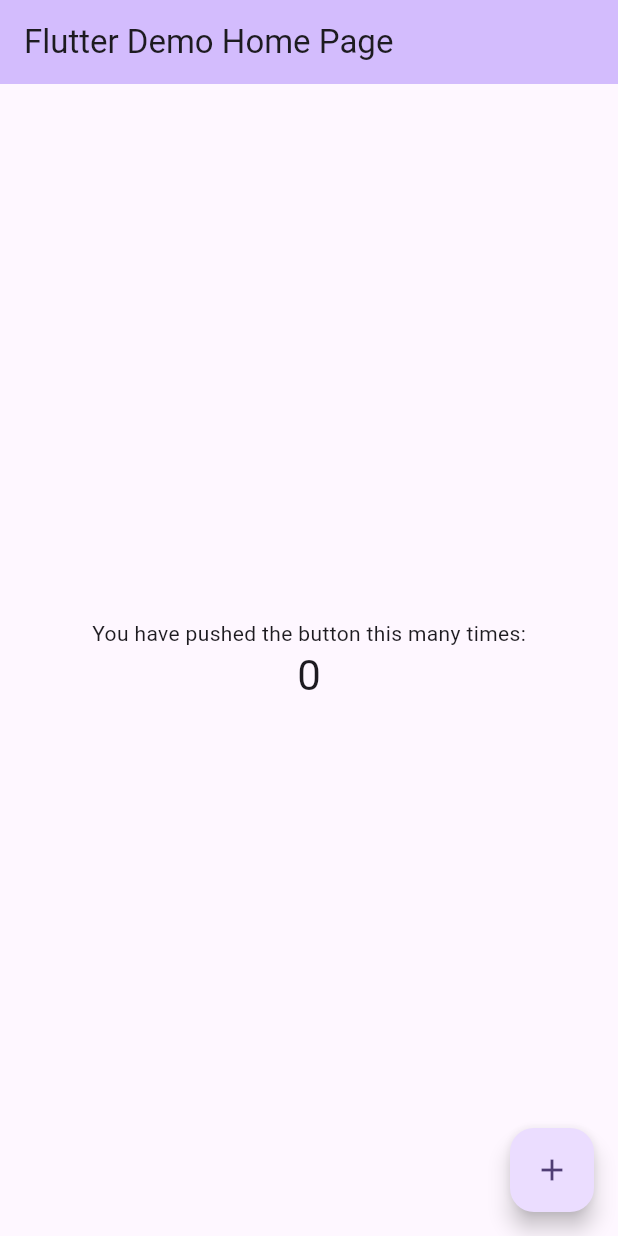
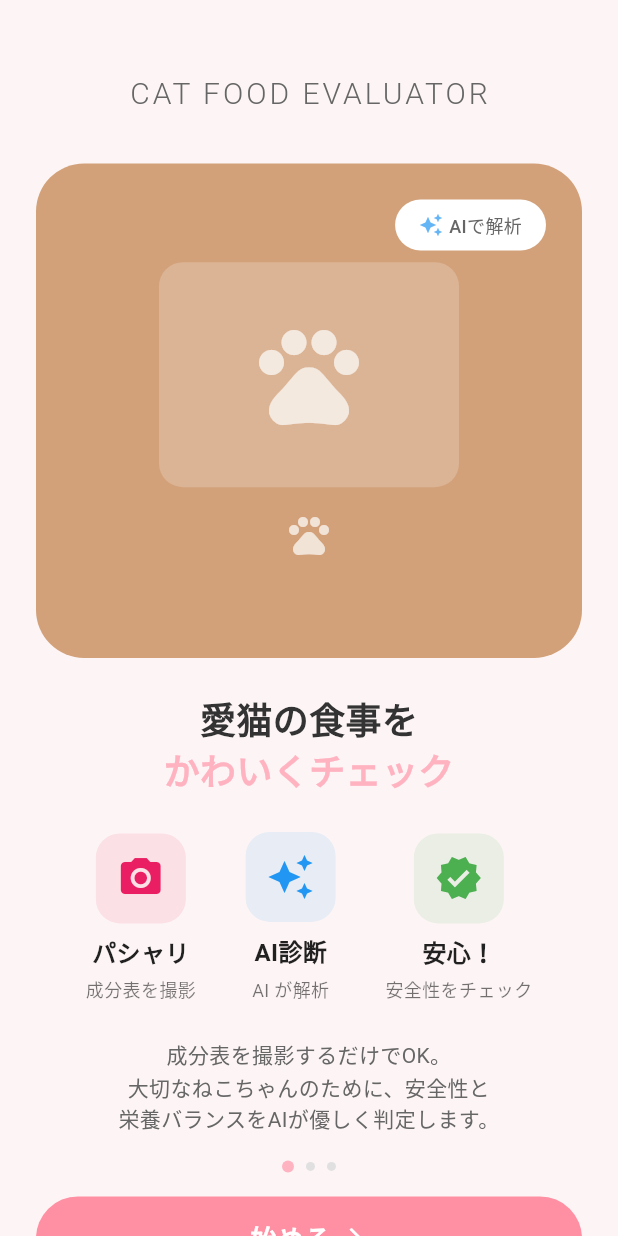
Before and after one commit to yuta-hanyu/cat_food_reviews, a Flutter app: the screen it shows after launch, on a phone screen of 412 x 824 dp. Run offline on Flutter 3.47's test engine with Material 3 defaults, Android fonts, the phone set to English and light mode, and no system bars; our stand-ins replace flutter_riverpod, riverpod_annotation; generated files the repository leaves out were written again; Roboto replaces fonts that are missing (Hiragino Sans).

Commit message:
ウェルカム

```diff
--- /dev/null
+++ b/lib/core/app_colors.dart
@@ -0,0 +1,21 @@
+import 'package:flutter/material.dart';
+
+class AppColors {
+  static const Color primary = Color(0xFFFFB3C1); // Pink color from the design
+  static const Color background = Color(0xFFFDF5F5); // Light pink background
+  static const Color cardBackground = Color(
+    0xFFD2A17A,
+  ); // Brown/tan color for cat image card
+  static const Color textPrimary = Color(0xFF333333);
+  static const Color textSecondary = Color(0xFF666666);
+  static const Color white = Color(0xFFFFFFFF);
+
+  // Feature colors
+  static const Color featurePhoto = Color(0xFFFF8A9B);
+  static const Color featureAI = Color(0xFF64B5F6);
+  static const Color featureSafe = Color(0xFF81C784);
+
+  // Button colors
+  static const Color buttonPrimary = Color(0xFFFF8FA3);
+  static const Color buttonSecondary = Color(0xFFF8BBD9);
+}
--- /dev/null
+++ b/lib/core/app_theme.dart
@@ -0,0 +1,92 @@
+import 'package:flutter/material.dart';
+import 'package:cat_food_reviews/core/app_colors.dart';
+
+class AppTheme {
+  static ThemeData get lightTheme {
+    return ThemeData(
+      useMaterial3: true,
+      colorScheme: ColorScheme.fromSeed(
+        seedColor: AppColors.primary,
+        brightness: Brightness.light,
+        primary: AppColors.primary,
+        secondary: AppColors.buttonSecondary,
+        surface: AppColors.white,
+      ),
+      scaffoldBackgroundColor: AppColors.background,
+      fontFamily: 'Hiragino Sans',
+      textTheme: const TextTheme(
+        displayLarge: TextStyle(
+          fontSize: 32,
+          fontWeight: FontWeight.bold,
+          color: AppColors.textPrimary,
+        ),
+        displayMedium: TextStyle(
+          fontSize: 28,
+          fontWeight: FontWeight.bold,
+          color: AppColors.textPrimary,
+        ),
+        displaySmall: TextStyle(
+          fontSize: 24,
+          fontWeight: FontWeight.bold,
+          color: AppColors.textPrimary,
+        ),
+        headlineMedium: TextStyle(
+          fontSize: 20,
+          fontWeight: FontWeight.w600,
+          color: AppColors.textPrimary,
+        ),
+        headlineSmall: TextStyle(
+          fontSize: 18,
+          fontWeight: FontWeight.w600,
+          color: AppColors.textPrimary,
+        ),
+        titleLarge: TextStyle(
+          fontSize: 16,
+          fontWeight: FontWeight.w600,
+          color: AppColors.textPrimary,
+        ),
+        bodyLarge: TextStyle(
+          fontSize: 16,
+          fontWeight: FontWeight.normal,
+          color: AppColors.textPrimary,
+        ),
+        bodyMedium: TextStyle(
+          fontSize: 14,
+          fontWeight: FontWeight.normal,
+          color: AppColors.textSecondary,
+        ),
+        bodySmall: TextStyle(
+          fontSize: 12,
+          fontWeight: FontWeight.normal,
+          color: AppColors.textSecondary,
+        ),
+      ),
+      elevatedButtonTheme: ElevatedButtonThemeData(
+        style: ElevatedButton.styleFrom(
+          backgroundColor: AppColors.buttonPrimary,
+          foregroundColor: AppColors.white,
+          elevation: 0,
+          shape: RoundedRectangleBorder(
+            borderRadius: BorderRadius.circular(28),
+          ),
+          textStyle: const TextStyle(fontSize: 16, fontWeight: FontWeight.w600),
+        ),
+      ),
+      cardTheme: CardThemeData(
+        color: AppColors.white,
+        elevation: 2,
+        shape: RoundedRectangleBorder(borderRadius: BorderRadius.circular(16)),
+      ),
+      appBarTheme: const AppBarTheme(
+        backgroundColor: Colors.transparent,
+        elevation: 0,
+        iconTheme: IconThemeData(color: AppColors.textPrimary),
+        titleTextStyle: TextStyle(
+          color: AppColors.textPrimary,
+          fontSize: 18,
+          fontWeight: FontWeight.w600,
+        ),
+      ),
+    );
+  }
+}
--- /dev/null
+++ b/lib/gen/assets.gen.dart
@@ -0,0 +1,14 @@
+// dart format width=80
+
+/// GENERATED CODE - DO NOT MODIFY BY HAND
+/// *****************************************************
+///  FlutterGen
+/// *****************************************************
+
+// coverage:ignore-file
+// ignore_for_file: type=lint
+// ignore_for_file: deprecated_member_use,directives_ordering,implicit_dynamic_list_literal,unnecessary_import
+
+class Assets {
+  const Assets._();
+}
--- a/lib/main.dart
+++ b/lib/main.dart
@@ -1,123 +1,22 @@
 import 'package:flutter/material.dart';
+import 'package:flutter_riverpod/flutter_riverpod.dart';
+import 'package:cat_food_reviews/core/app_theme.dart';
+import 'package:cat_food_reviews/views/onboarding_screen.dart';
 
 void main() {
-  runApp(const MyApp());
+  runApp(const ProviderScope(child: CatFoodReviewsApp()));
 }
 
-class MyApp extends StatelessWidget {
-  const MyApp({super.key});
+class CatFoodReviewsApp extends StatelessWidget {
+  const CatFoodReviewsApp({super.key});
 
-  // This widget is the root of your application.
   @override
   Widget build(BuildContext context) {
     return MaterialApp(
-      title: 'Flutter Demo',
-      theme: ThemeData(
-        // This is the theme of your application.
-        //
-        // TRY THIS: Try running your application with "flutter run". You'll see
-        // the application has a purple toolbar. Then, without quitting the app,
-        // try changing the seedColor in the colorScheme below to Colors.green
-        // and then invoke "hot reload" (save your changes or press the "hot
-        // reload" button in a Flutter-supported IDE, or press "r" if you used
-        // the command line to start the app).
-        //
-        // Notice that the counter didn't reset back to zero; the application
-        // state is not lost during the reload. To reset the state, use hot
-        // restart instead.
-        //
-        // This works for code too, not just values: Most code changes can be
-        // tested with just a hot reload.
-        colorScheme: ColorScheme.fromSeed(seedColor: Colors.deepPurple),
-        useMaterial3: true,
-      ),
-      home: const MyHomePage(title: 'Flutter Demo Home Page'),
+      title: 'Cat Food Reviews',
+      theme: AppTheme.lightTheme,
+      home: const OnboardingScreen(),
+      debugShowCheckedModeBanner: false,
     );
   }
 }
-
-class MyHomePage extends StatefulWidget {
-  const MyHomePage({super.key, required this.title});
-
-  // This widget is the home page of your application. It is stateful, meaning
-  // that it has a State object (defined below) that contains fields that affect
-  // how it looks.
-
-  // This class is the configuration for the state. It holds the values (in this
-  // case the title) provided by the parent (in this case the App widget) and
-  // used by the build method of the State. Fields in a Widget subclass are
-  // always marked "final".
-
-  final String title;
-
-  @override
-  State<MyHomePage> createState() => _MyHomePageState();
-}
-
-class _MyHomePageState extends State<MyHomePage> {
-  int _counter = 0;
-
-  void _incrementCounter() {
-    setState(() {
-      // This call to setState tells the Flutter framework that something has
-      // changed in this State, which causes it to rerun the build method below
-      // so that the display can reflect the updated values. If we changed
-      // _counter without calling setState(), then the build method would not be
-      // called again, and so nothing would appear to happen.
-      _counter++;
-    });
-  }
-
-  @override
-  Widget build(BuildContext context) {
-    // This method is rerun every time setState is called, for instance as done
-    // by the _incrementCounter method above.
-    //
-    // The Flutter framework has been optimized to make rerunning build methods
-    // fast, so that you can just rebuild anything that needs updating rather
-    // than having to individually change instances of widgets.
-    return Scaffold(
-      appBar: AppBar(
-        // TRY THIS: Try changing the color here to a specific color (to
-        // Colors.amber, perhaps?) and trigger a hot reload to see the AppBar
-        // change color while the other colors stay the same.
-        backgroundColor: Theme.of(context).colorScheme.inversePrimary,
-        // Here we take the value from the MyHomePage object that was created by
-        // the App.build method, and use it to set our appbar title.
-        title: Text(widget.title),
-      ),
-      body: Center(
-        // Center is a layout widget. It takes a single child and positions it
-        // in the middle of the parent.
-        child: Column(
-          // Column is also a layout widget. It takes a list of children and
-          // arranges them vertically. By default, it sizes itself to fit its
-          // children horizontally, and tries to be as tall as its parent.
-          //
-          // Column has various properties to control how it sizes itself and
-          // how it positions its children. Here we use mainAxisAlignment to
-          // center the children vertically; the main axis here is the vertical
-          // axis because Columns are vertical (the cross axis would be
-          // horizontal).
-          //
-          // TRY THIS: Invoke "debug painting" (choose the "Toggle Debug Paint"
-          // action in the IDE, or press "p" in the console), to see the
-          // wireframe for each widget.
-          mainAxisAlignment: MainAxisAlignment.center,
-          children: <Widget>[
-            const Text('You have pushed the button this many times:'),
-            Text(
-              '$_counter',
-              style: Theme.of(context).textTheme.headlineMedium,
-            ),
-          ],
-        ),
-      ),
-      floatingActionButton: FloatingActionButton(
-        onPressed: _incrementCounter,
-        tooltip: 'Increment',
-        child: const Icon(Icons.add),
-      ), // This trailing comma makes auto-formatting nicer for build methods.
-    );
-  }
-}
--- /dev/null
+++ b/lib/models/app_feature.dart
@@ -0,0 +1,36 @@
+import 'package:flutter/material.dart';
+
+class AppFeature {
+  const AppFeature({
+    required this.icon,
+    required this.title,
+    required this.description,
+    required this.color,
+  });
+
+  final IconData icon;
+  final String title;
+  final String description;
+  final Color color;
+
+  static List<AppFeature> get features => [
+    const AppFeature(
+      icon: Icons.camera_alt,
+      title: 'パシャリ',
+      description: '成分表を撮影',
+      color: Colors.pink,
+    ),
+    const AppFeature(
+      icon: Icons.auto_awesome,
+      title: 'AI診断',
+      description: 'AI が解析',
+      color: Colors.blue,
+    ),
+    const AppFeature(
+      icon: Icons.verified,
+      title: '安心！',
+      description: '安全性をチェック',
+      color: Colors.green,
+    ),
+  ];
+}
--- /dev/null
+++ b/lib/models/cat_food_analysis.dart
@@ -0,0 +1,72 @@
+// Future implementation - currently commented out due to build issues
+// This file will be used for AI analysis functionality in future versions
+
+// import 'package:freezed_annotation/freezed_annotation.dart';
+//
+// part 'cat_food_analysis.freezed.dart';
+// part 'cat_food_analysis.g.dart';
+//
+// @freezed
+// class CatFoodAnalysis with _$CatFoodAnalysis {
+//   const factory CatFoodAnalysis({
+//     required String id,
+//     required String imagePath,
+//     required List<String> ingredients,
+//     required SafetyLevel safetyLevel,
+//     required NutritionScore nutritionScore,
+//     required List<String> safeIngredients,
+//     required List<String> cautionIngredients,
+//     required List<String> dangerousIngredients,
+//     required String aiAnalysisText,
+//     required DateTime createdAt,
+//   }) = _CatFoodAnalysis;
+//
+//   factory CatFoodAnalysis.fromJson(Map<String, dynamic> json) =>
+//       _$CatFoodAnalysisFromJson(json);
+// }
+//
+// @freezed
+// class NutritionScore with _$NutritionScore {
+//   const factory NutritionScore({
+//     required double protein,
+//     required double fat,
+//     required double carbohydrate,
+//     required double fiber,
+//     required double moisture,
+//     required double ash,
+//     required double overall,
+//   }) = _NutritionScore;
+//
+//   factory NutritionScore.fromJson(Map<String, dynamic> json) =>
+//       _$NutritionScoreFromJson(json);
+// }
+
+enum SafetyLevel {
+  safe,
+  caution,
+  danger,
+}
+
+extension SafetyLevelExtension on SafetyLevel {
+  String get displayName {
+    switch (this) {
+      case SafetyLevel.safe:
+        return '安全';
+      case SafetyLevel.caution:
+        return '注意';
+      case SafetyLevel.danger:
+        return '危険';
+    }
+  }
+
+  String get description {
+    switch (this) {
+      case SafetyLevel.safe:
+        return '猫ちゃんにとって安全な食材です';
+      case SafetyLevel.caution:
+        return '与える量に注意が必要です';
+      case SafetyLevel.danger:
+        return '猫ちゃんには与えないでください';
+    }
+  }
+}
--- /dev/null
+++ b/lib/view_models/onboarding_view_model.dart
@@ -0,0 +1,32 @@
+import 'package:riverpod_annotation/riverpod_annotation.dart';
+
+part 'onboarding_view_model.g.dart';
+
+@riverpod
+class OnboardingViewModel extends _$OnboardingViewModel {
+  @override
+  OnboardingState build() {
+    return const OnboardingState();
+  }
+
+  void startAnalysis() {
+    state = state.copyWith(isAnalyzing: true);
+
+    // TODO: Navigate to camera screen or analysis screen
+    // This will be implemented when we add navigation
+
+    Future.delayed(const Duration(seconds: 1), () {
+      state = state.copyWith(isAnalyzing: false);
+    });
+  }
+}
+
+class OnboardingState {
+  const OnboardingState({this.isAnalyzing = false});
+
+  final bool isAnalyzing;
+
+  OnboardingState copyWith({bool? isAnalyzing}) {
+    return OnboardingState(isAnalyzing: isAnalyzing ?? this.isAnalyzing);
+  }
+}
--- /dev/null
+++ b/lib/views/onboarding_screen.dart
@@ -0,0 +1,234 @@
+import 'package:flutter/material.dart';
+import 'package:flutter_riverpod/flutter_riverpod.dart';
+import 'package:cat_food_reviews/core/app_colors.dart';
+import 'package:cat_food_reviews/models/app_feature.dart';
+import 'package:cat_food_reviews/view_models/onboarding_view_model.dart';
+import 'package:cat_food_reviews/widgets/feature_card.dart';
+
+class OnboardingScreen extends ConsumerWidget {
+  const OnboardingScreen({super.key});
+
+  @override
+  Widget build(BuildContext context, WidgetRef ref) {
+    final state = ref.watch(onboardingViewModelProvider);
+    final viewModel = ref.read(onboardingViewModelProvider.notifier);
+
+    return Scaffold(
+      backgroundColor: AppColors.background,
+      body: SafeArea(
+        child: SingleChildScrollView(
+          child: Padding(
+            padding: const EdgeInsets.all(24.0),
+            child: Column(
+              children: [
+                // Title
+                const SizedBox(height: 24),
+                const Text(
+                  'CAT FOOD EVALUATOR',
+                  style: TextStyle(
+                    fontSize: 20,
+                    fontWeight: FontWeight.w300,
+                    letterSpacing: 2,
+                    color: AppColors.textSecondary,
+                  ),
+                ),
+
+                const SizedBox(height: 32),
+
+                // Main card with cats
+                Container(
+                  height: MediaQuery.of(context).size.height * 0.4,
+                  width: double.infinity,
+                  decoration: BoxDecoration(
+                    color: AppColors.cardBackground,
+                    borderRadius: BorderRadius.circular(32),
+                  ),
+                  child: Stack(
+                    children: [
+                      // AI Analysis button
+                      Positioned(
+                        top: 24,
+                        right: 24,
+                        child: Container(
+                          padding: const EdgeInsets.symmetric(
+                            horizontal: 16,
+                            vertical: 8,
+                          ),
+                          decoration: BoxDecoration(
+                            color: AppColors.white,
+                            borderRadius: BorderRadius.circular(20),
+                          ),
+                          child: const Row(
+                            mainAxisSize: MainAxisSize.min,
+                            children: [
+                              Icon(
+                                Icons.auto_awesome,
+                                color: AppColors.featureAI,
+                                size: 16,
+                              ),
+                              SizedBox(width: 4),
+                              Text(
+                                'AIで解析',
+                                style: TextStyle(
+                                  fontSize: 12,
+                                  fontWeight: FontWeight.w500,
+                                ),
+                              ),
+                            ],
+                          ),
+                        ),
+                      ),
+
+                      // Cat illustration placeholder
+                      Center(
+                        child: Column(
+                          mainAxisAlignment: MainAxisAlignment.center,
+                          children: [
+                            // Placeholder for cat image
+                            Container(
+                              width: 200,
+                              height: 150,
+                              decoration: BoxDecoration(
+                                color: Colors.white.withValues(alpha: 0.2),
+                                borderRadius: BorderRadius.circular(16),
+                              ),
+                              child: const Icon(
+                                Icons.pets,
+                                size: 80,
+                                color: Colors.white70,
+                              ),
+                            ),
+                            const SizedBox(height: 16),
+                            // Paw print
+                            const Icon(
+                              Icons.pets,
+                              color: Colors.white70,
+                              size: 32,
+                            ),
+                          ],
+                        ),
+                      ),
+                    ],
+                  ),
+                ),
+
+                const SizedBox(height: 24),
+
+                // Main title
+                const Column(
+                  children: [
+                    Text(
+                      '愛猫の食事を',
+                      style: TextStyle(
+                        fontSize: 24,
+                        fontWeight: FontWeight.bold,
+                        color: AppColors.textPrimary,
+                      ),
+                    ),
+                    Text(
+                      'かわいくチェック',
+                      style: TextStyle(
+                        fontSize: 24,
+                        fontWeight: FontWeight.bold,
+                        color: AppColors.primary,
+                      ),
+                    ),
+                  ],
+                ),
+
+                const SizedBox(height: 24),
+
+                // Features row
+                Row(
+                  mainAxisAlignment: MainAxisAlignment.spaceEvenly,
+                  children: AppFeature.features
+                      .map((feature) => FeatureCard(feature: feature))
+                      .toList(),
+                ),
+
+                const SizedBox(height: 24),
+
+                // Description
+                const Text(
+                  '成分表を撮影するだけでOK。\n大切なねこちゃんのために、安全性と\n栄養バランスをAIが優しく判定します。',
+                  textAlign: TextAlign.center,
+                  style: TextStyle(
+                    fontSize: 14,
+                    height: 1.5,
+                    color: AppColors.textSecondary,
+                  ),
+                ),
+
+                const SizedBox(height: 16),
+
+                // Page indicator
+                Row(
+                  mainAxisAlignment: MainAxisAlignment.center,
+                  children: [
+                    const CircleAvatar(
+                      radius: 4,
+                      backgroundColor: AppColors.primary,
+                    ),
+                    const SizedBox(width: 8),
+                    CircleAvatar(
+                      radius: 3,
+                      backgroundColor: Colors.grey.shade300,
+                    ),
+                    const SizedBox(width: 8),
+                    CircleAvatar(
+                      radius: 3,
+                      backgroundColor: Colors.grey.shade300,
+                    ),
+                  ],
+                ),
+
+                const SizedBox(height: 16),
+
+                // Start button
+                SizedBox(
+                  width: double.infinity,
+                  height: 56,
+                  child: ElevatedButton(
+                    onPressed: state.isAnalyzing
+                        ? null
+                        : () => viewModel.startAnalysis(),
+                    style: ElevatedButton.styleFrom(
+                      backgroundColor: AppColors.buttonPrimary,
+                      foregroundColor: AppColors.white,
+                      shape: RoundedRectangleBorder(
+                        borderRadius: BorderRadius.circular(28),
+                      ),
+                      elevation: 0,
+                    ),
+                    child: state.isAnalyzing
+                        ? const CircularProgressIndicator(
+                            valueColor: AlwaysStoppedAnimation<Color>(
+                              AppColors.white,
+                            ),
+                          )
+                        : const Row(
+                            mainAxisAlignment: MainAxisAlignment.center,
+                            children: [
+                              Text(
+                                '始める',
+                                style: TextStyle(
+                                  fontSize: 18,
+                                  fontWeight: FontWeight.w600,
+                                ),
+                              ),
+                              SizedBox(width: 8),
+                              Icon(Icons.arrow_forward_ios, size: 16),
+                            ],
+                          ),
+                  ),
+                ),
+
+                const SizedBox(height: 16),
+              ],
+            ),
+          ),
+        ),
+      ),
+    );
+  }
+}
--- /dev/null
+++ b/lib/widgets/feature_card.dart
@@ -0,0 +1,40 @@
+import 'package:flutter/material.dart';
+import 'package:cat_food_reviews/models/app_feature.dart';
+
+class FeatureCard extends StatelessWidget {
+  const FeatureCard({super.key, required this.feature});
+
+  final AppFeature feature;
+
+  @override
+  Widget build(BuildContext context) {
+    return Column(
+      children: [
+        Container(
+          width: 60,
+          height: 60,
+          decoration: BoxDecoration(
+            color: feature.color.withValues(alpha: 0.1),
+            borderRadius: BorderRadius.circular(16),
+          ),
+          child: Icon(feature.icon, color: feature.color, size: 32),
+        ),
+        const SizedBox(height: 8),
+        Text(
+          feature.title,
+          style: const TextStyle(
+            fontSize: 16,
+            fontWeight: FontWeight.bold,
+            color: Colors.black87,
+          ),
+        ),
+        const SizedBox(height: 4),
+        Text(
+          feature.description,
+          style: const TextStyle(fontSize: 12, color: Colors.black54),
+          textAlign: TextAlign.center,
+        ),
+      ],
+    );
+  }
+}
```
Also changed, not shown: lib/view_models/onboarding_view_model.g.dart (added), 1 other file.
